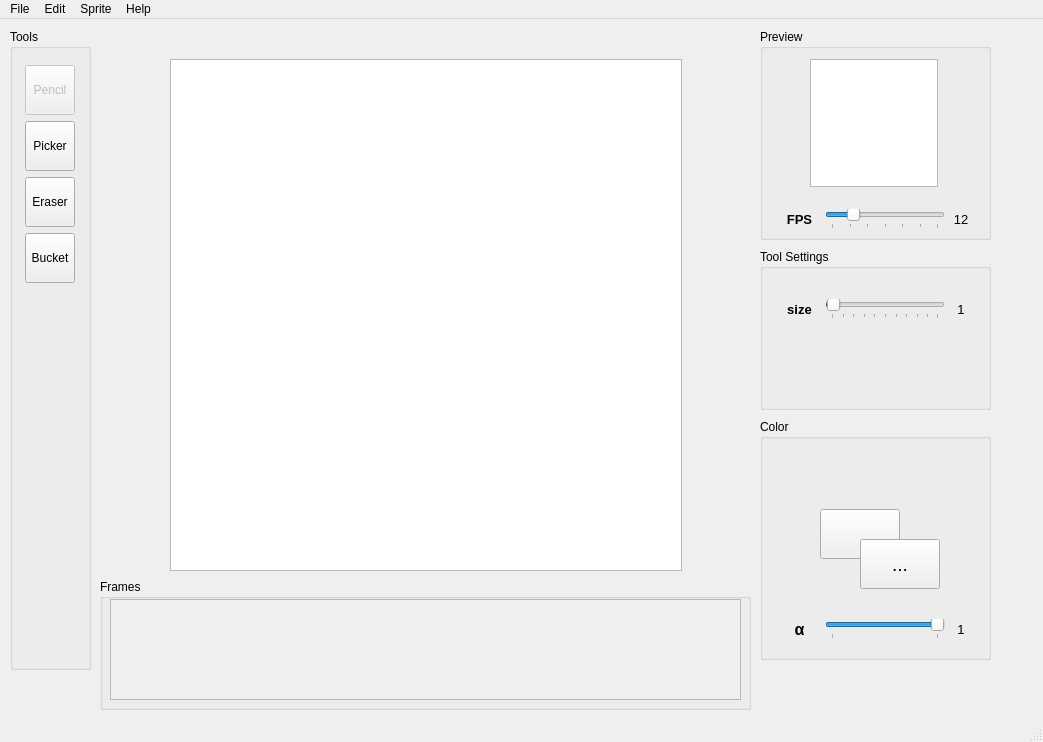
Above: mainwindow.ui from jeffohh/Sprite-Editor before the change. Below: the same form after it.
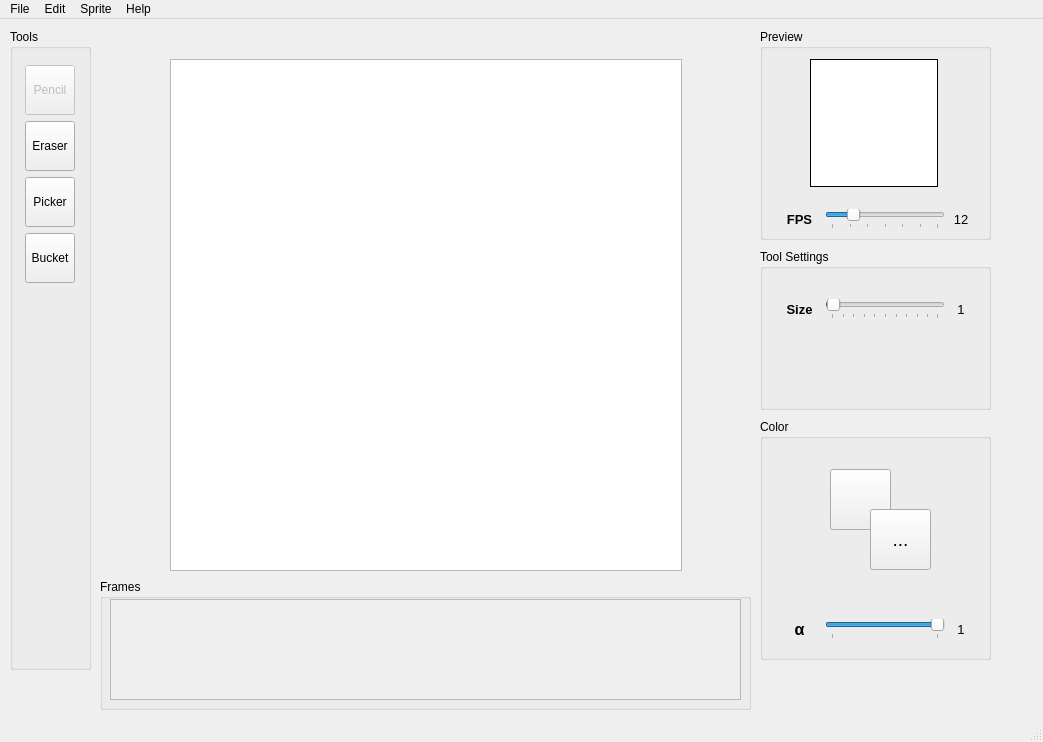
That is the form after the change. Custom widgets are drawn as their Qt base class.

Commit message: Changed tool images and ui

What changed in the file:
```diff
--- a/mainwindow.ui
+++ b/mainwindow.ui
@@ -51,6 +51,28 @@
       <property name="bottomMargin">
        <number>6</number>
       </property>
+      <item row="4" column="0">
+       <widget class="QToolButton" name="btnPicker">
+        <property name="sizePolicy">
+         <sizepolicy hsizetype="Fixed" vsizetype="Expanding">
+          <horstretch>0</horstretch>
+          <verstretch>0</verstretch>
+         </sizepolicy>
+        </property>
+        <property name="maximumSize">
+         <size>
+          <width>50</width>
+          <height>50</height>
+         </size>
+        </property>
+        <property name="layoutDirection">
+         <enum>Qt::LeftToRight</enum>
+        </property>
+        <property name="text">
+         <string>Picker</string>
+        </property>
+       </widget>
+      </item>
       <item row="0" column="0">
        <widget class="QToolButton" name="btnPencil">
         <property name="enabled">
@@ -76,7 +98,29 @@
         </property>
        </widget>
       </item>
-      <item row="4" column="0">
+      <item row="1" column="0">
+       <widget class="QToolButton" name="btnEraser">
+        <property name="sizePolicy">
+         <sizepolicy hsizetype="Fixed" vsizetype="Expanding">
+          <horstretch>0</horstretch>
+          <verstretch>0</verstretch>
+         </sizepolicy>
+        </property>
+        <property name="maximumSize">
+         <size>
+          <width>50</width>
+          <height>50</height>
+         </size>
+        </property>
+        <property name="layoutDirection">
+         <enum>Qt::LeftToRight</enum>
+        </property>
+        <property name="text">
+         <string>Eraser</string>
+        </property>
+       </widget>
+      </item>
+      <item row="6" column="0">
        <spacer name="verticalSpacer">
         <property name="orientation">
          <enum>Qt::Vertical</enum>
@@ -92,51 +136,7 @@
         </property>
        </spacer>
       </item>
-      <item row="2" column="0">
-       <widget class="QToolButton" name="btnEraser">
-        <property name="sizePolicy">
-         <sizepolicy hsizetype="Fixed" vsizetype="Expanding">
-          <horstretch>0</horstretch>
-          <verstretch>0</verstretch>
-         </sizepolicy>
-        </property>
-        <property name="maximumSize">
-         <size>
-          <width>50</width>
-          <height>50</height>
-         </size>
-        </property>
-        <property name="layoutDirection">
-         <enum>Qt::LeftToRight</enum>
-        </property>
-        <property name="text">
-         <string>Eraser</string>
-        </property>
-       </widget>
-      </item>
-      <item row="1" column="0">
-       <widget class="QToolButton" name="btnPicker">
-        <property name="sizePolicy">
-         <sizepolicy hsizetype="Fixed" vsizetype="Expanding">
-          <horstretch>0</horstretch>
-          <verstretch>0</verstretch>
-         </sizepolicy>
-        </property>
-        <property name="maximumSize">
-         <size>
-          <width>50</width>
-          <height>50</height>
-         </size>
-        </property>
-        <property name="layoutDirection">
-         <enum>Qt::LeftToRight</enum>
-        </property>
-        <property name="text">
-         <string>Picker</string>
-        </property>
-       </widget>
-      </item>
-      <item row="3" column="0">
+      <item row="5" column="0">
        <widget class="QToolButton" name="btnBucket">
         <property name="sizePolicy">
          <sizepolicy hsizetype="Fixed" vsizetype="Expanding">
@@ -230,6 +230,12 @@
        <height>0</height>
       </size>
      </property>
+     <property name="frameShape">
+      <enum>QFrame::Box</enum>
+     </property>
+     <property name="frameShadow">
+      <enum>QFrame::Plain</enum>
+     </property>
     </widget>
     <widget class="QWidget" name="horizontalLayoutWidget_2">
      <property name="geometry">
@@ -345,10 +351,10 @@
     <widget class="QPushButton" name="currentColorBtn">
      <property name="geometry">
       <rect>
-       <x>60</x>
-       <y>90</y>
-       <width>80</width>
-       <height>50</height>
+       <x>70</x>
+       <y>50</y>
+       <width>61</width>
+       <height>61</height>
       </rect>
      </property>
      <property name="sizePolicy">
@@ -370,10 +376,10 @@
     <widget class="QPushButton" name="changeColorBtn">
      <property name="geometry">
       <rect>
-       <x>100</x>
-       <y>120</y>
-       <width>80</width>
-       <height>50</height>
+       <x>110</x>
+       <y>90</y>
+       <width>61</width>
+       <height>61</height>
       </rect>
      </property>
      <property name="sizePolicy">
@@ -539,7 +545,7 @@
          </font>
         </property>
         <property name="text">
-         <string>size</string>
+         <string>Size</string>
         </property>
         <property name="alignment">
          <set>Qt::AlignCenter</set>
```
Left out of the diff: 5 changed lines with no effect on the pictures. The commit also changes 8 other files.
